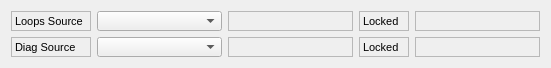
Above: src/llrfgui/widgets/fpgaclock/ui/Fpgaclock.ui from amilan/app-maxiv-llrfexpert before the change. Below: the same form after it.
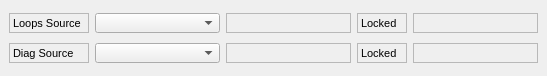
That is the form after the change. Custom widgets are drawn as their Qt base class.

Commit message:
Scrollable area added.
An scroll area has been added to each widget.

```diff
--- a/src/llrfgui/widgets/fpgaclock/ui/Fpgaclock.ui
+++ b/src/llrfgui/widgets/fpgaclock/ui/Fpgaclock.ui
@@ -7,13 +7,37 @@
     <x>0</x>
     <y>0</y>
     <width>547</width>
-    <height>64</height>
+    <height>76</height>
    </rect>
   </property>
   <property name="windowTitle">
    <string>Form</string>
   </property>
   <layout class="QGridLayout" name="gridLayout">
+   <property name="margin">
+    <number>0</number>
+   </property>
+   <property name="spacing">
+    <number>0</number>
+   </property>
+   <item row="0" column="0">
+    <widget class="QScrollArea" name="scrollArea">
+     <property name="frameShape">
+      <enum>QFrame::NoFrame</enum>
+     </property>
+     <property name="widgetResizable">
+      <bool>true</bool>
+     </property>
+     <widget class="QWidget" name="scrollAreaWidgetContents">
+      <property name="geometry">
+       <rect>
+        <x>0</x>
+        <y>0</y>
+        <width>547</width>
+        <height>76</height>
+       </rect>
+      </property>
+      <layout class="QGridLayout" name="gridLayout_2">
    <item row="0" column="0">
     <widget class="QLabel" name="label_181">
      <property name="sizePolicy">
@@ -314,6 +338,10 @@
      <property name="frameShape">
       <enum>QFrame::StyledPanel</enum>
      </property>
+        </widget>
+       </item>
+      </layout>
+     </widget>
     </widget>
    </item>
   </layout>
```
Left out of the diff: 4 changed lines with no effect on the pictures. Lines whose indentation alone changed are shown as unchanged. The commit also changes 24 other files.
